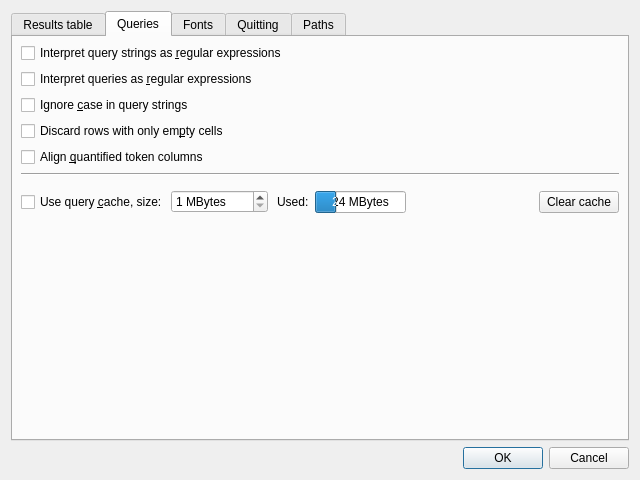
First picture: the form in coquery/gui/ui/settings.ui, repository gkunter/coquery, before the edit.
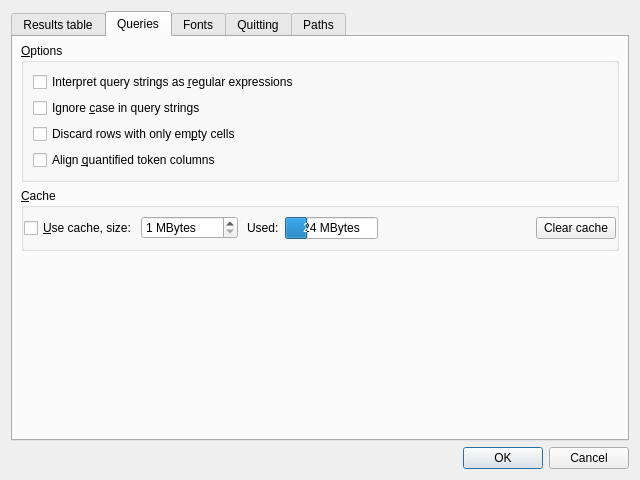
Second picture: the form after the edit. The open tabs and pages were chosen to show the change. Icons and pictures are not drawn.

Patch:
```diff
--- a/coquery/gui/ui/settings.ui
+++ b/coquery/gui/ui/settings.ui
@@ -213,19 +213,18 @@
         <number>6</number>
        </property>
        <item>
+        <widget class="QGroupBox" name="groupBox_2">
+         <property name="title">
+          <string>&amp;Options</string>
+         </property>
+         <layout class="QVBoxLayout" name="verticalLayout_8">
+          <item>
         <widget class="QCheckBox" name="check_regular_expressions">
          <property name="text">
           <string>Interpret query strings as &amp;regular expressions</string>
          </property>
         </widget>
        </item>
-       <item>
-        <widget class="QCheckBox" name="check_regular_expressions">
-         <property name="text">
-          <string>Interpret queries as &amp;regular expressions</string>
-         </property>
-        </widget>
-       </item>
        <item>
         <widget class="QCheckBox" name="check_ignore_case_query">
          <property name="text">
@@ -247,15 +246,14 @@
          </property>
         </widget>
        </item>
-       <item>
-        <widget class="Line" name="line">
-         <property name="orientation">
-          <enum>Qt::Horizontal</enum>
-         </property>
+         </layout>
         </widget>
        </item>
        <item>
-        <widget class="QWidget" name="widget_cache" native="true">
+        <widget class="QGroupBox" name="widget_cache">
+         <property name="title">
+          <string>&amp;Cache</string>
+         </property>
          <layout class="QHBoxLayout" name="horizontalLayout_4">
           <property name="spacing">
            <number>0</number>
@@ -266,7 +264,7 @@
           <item>
            <widget class="QCheckBox" name="check_use_cache">
             <property name="text">
-             <string>Use query &amp;cache, size: </string>
+             <string>&amp;Use cache, size: </string>
             </property>
            </widget>
           </item>
```
Left out of the diff: 21 changed lines with no effect on the pictures. Lines whose indentation alone changed are shown as unchanged.
